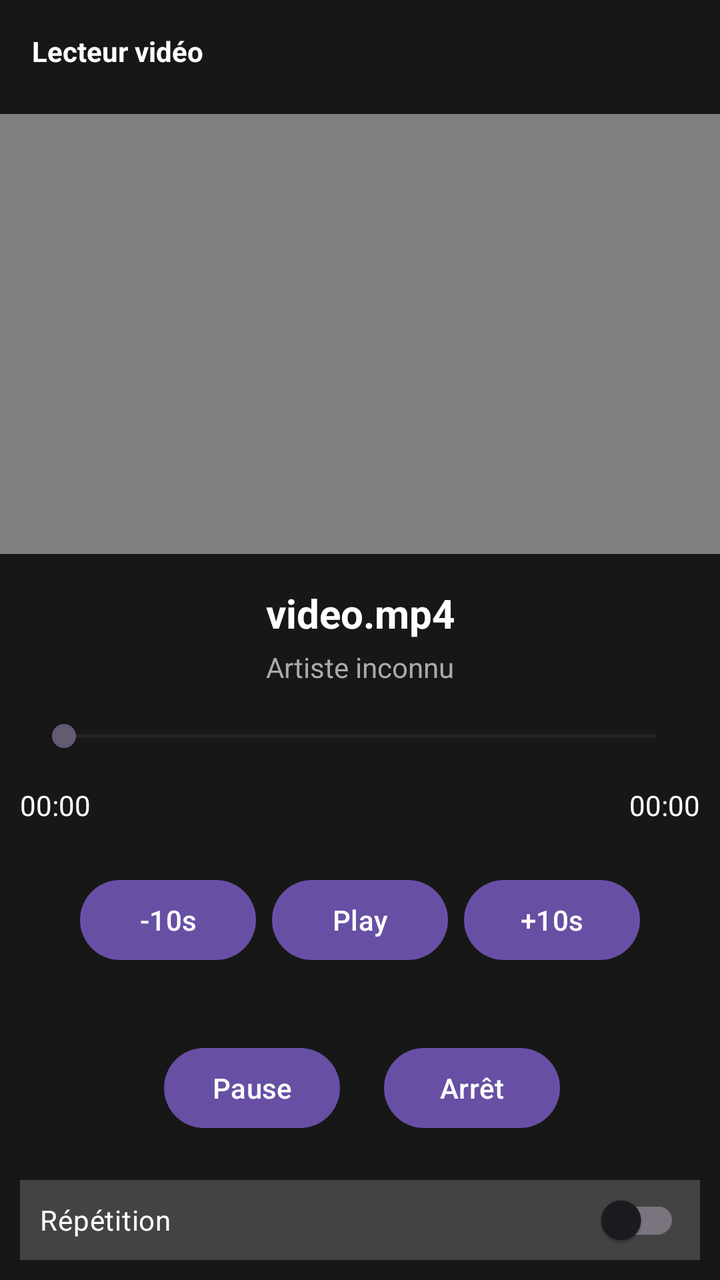
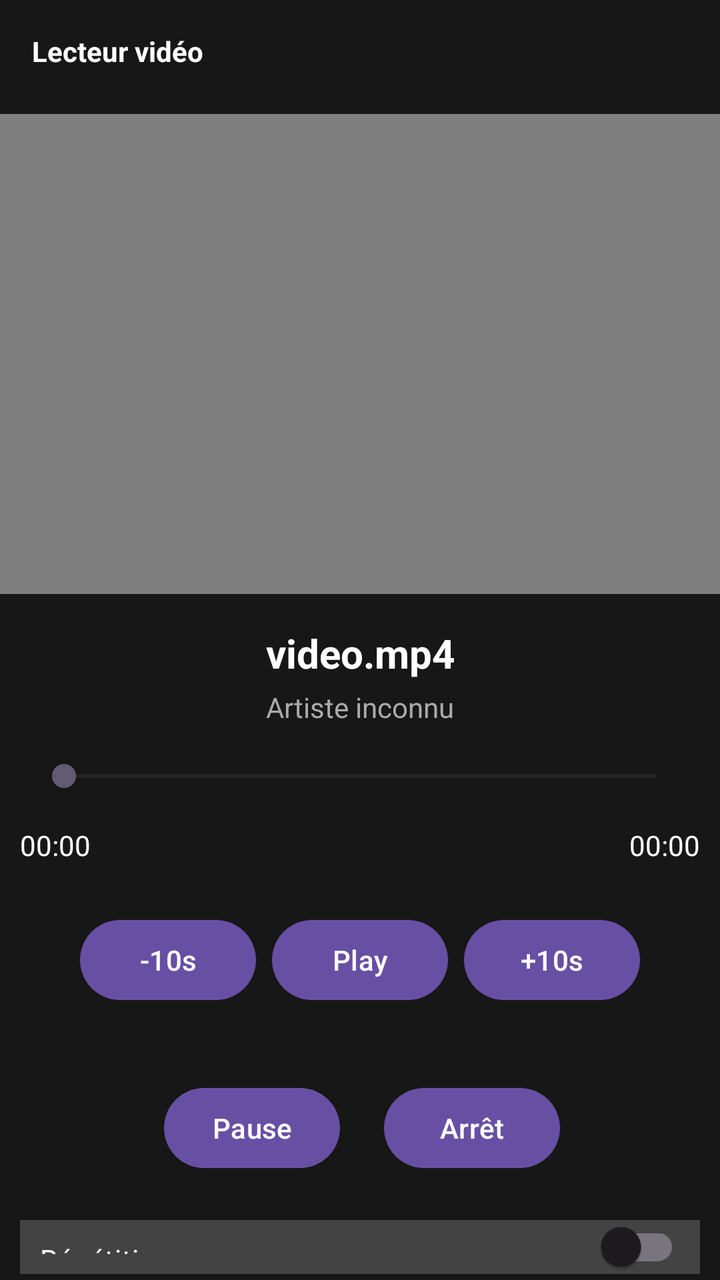

An Android layout rendered at two revisions. The XML below is the earlier revision; the diff shows what the commit changed to produce the second picture.
<!-- AndroidManifest.xml: application theme Theme.NovaPlayer -->
<!-- res/layout/lecteur_video.xml -->
<?xml version="1.0" encoding="utf-8"?>
<LinearLayout
    xmlns:android="http://schemas.android.com/apk/res/android"
    android:layout_width="match_parent"
    android:layout_height="match_parent"
    android:background="#171717"
    android:orientation="vertical">

    <TextView
        android:id="@+id/titre_video"
        android:layout_width="match_parent"
        android:layout_height="wrap_content"
        android:layout_marginBottom="6dp"
        android:padding="16dp"
        android:text="Lecteur vidéo"
        android:textColor="#ffffff"
        android:textStyle="bold" />

    <VideoView
        android:id="@+id/vue_video"
        android:layout_width="match_parent"
        android:layout_height="220dp"
        android:background="#000000" />

    <TextView
        android:id="@+id/titre_audio"
        android:layout_width="match_parent"
        android:layout_height="wrap_content"
        android:text="video.mp4"
        android:textColor="#FFFFFF"
        android:textSize="20sp"
        android:textStyle="bold"
        android:textAlignment="center"
        android:layout_marginTop="16dp" />

    <TextView
        android:id="@+id/artiste_audio"
        android:layout_width="match_parent"
        android:layout_height="wrap_content"
        android:text="Artiste inconnu"
        android:textColor="#AAAAAA"
        android:textSize="14sp"
        android:textAlignment="center"
        android:layout_marginTop="4dp" />


    <SeekBar
        android:id="@+id/seekbar"
        android:layout_width="match_parent"
        android:layout_height="wrap_content"
        android:layout_margin="16dp" />

    <LinearLayout
        android:layout_width="match_parent"
        android:layout_height="wrap_content"
        android:layout_marginStart="10dp"
        android:layout_marginEnd="10dp"
        android:orientation="horizontal">

        <TextView
            android:id="@+id/temps_actuel"
            android:layout_width="0dp"
            android:layout_height="wrap_content"
            android:layout_weight="1"
            android:text="00:00"
            android:textColor="#ffffff" />

        <TextView
            android:id="@+id/temps_total"
            android:layout_width="wrap_content"
            android:layout_height="wrap_content"
            android:text="00:00"
            android:textColor="#ffffff" />

    </LinearLayout>

    <LinearLayout
        android:layout_width="match_parent"
        android:layout_height="wrap_content"
        android:layout_marginTop="20dp"
        android:gravity="center"
        android:orientation="horizontal">

        <Button
            android:id="@+id/bouton_reculer"
            android:layout_width="wrap_content"
            android:layout_height="wrap_content"
            android:layout_margin="4dp"
            android:text="-10s" />

        <Button
            android:id="@+id/bouton_lecture"
            android:layout_width="wrap_content"
            android:layout_height="wrap_content"
            android:layout_margin="4dp"
            android:text="Play" />

        <Button
            android:id="@+id/bouton_avancer"
            android:layout_width="wrap_content"
            android:layout_height="wrap_content"
            android:layout_margin="4dp"
            android:text="+10s" />

    </LinearLayout>

    <LinearLayout
        android:layout_width="match_parent"
        android:layout_height="wrap_content"
        android:layout_marginTop="20dp"
        android:gravity="center"
        android:orientation="horizontal">

        <Button
            android:id="@+id/bouton_pause"
            android:layout_width="wrap_content"
            android:layout_height="wrap_content"
            android:layout_margin="12dp"
            android:text="Pause" />

        <Button
            android:id="@+id/bouton_arret"
            android:layout_width="wrap_content"
            android:layout_height="wrap_content"
            android:layout_margin="10dp"
            android:text="Arrêt" />

    </LinearLayout>

    <androidx.appcompat.widget.SwitchCompat
        android:id="@+id/option_repetition"
        android:layout_width="match_parent"
        android:layout_height="wrap_content"
        android:background="#434343"
        android:padding="10dp"
        android:text="Répétition"
        android:textColor="#ffffff"
        android:layout_margin="10dp"/>

    <androidx.appcompat.widget.SwitchCompat
        android:id="@+id/option_ecran_allumer"
        android:layout_width="match_parent"
        android:layout_height="wrap_content"
        android:background="#434343"
        android:text="Garder l'ecran allumé"
        android:textColor="#ffffff"
        android:padding="10dp"
        android:layout_margin="10dp"/>

</LinearLayout>
<!-- resources referenced by this layout -->
<resources>
  <style name="Theme.NovaPlayer" parent="Base.Theme.NovaPlayer" />
  <style name="Base.Theme.NovaPlayer" parent="Theme.Material3.DayNight.NoActionBar">
          
          
      </style>
</resources>

<!-- the commit's change to res/layout/lecteur_video.xml (unified diff, before → after) -->
@@ -19,7 +19,7 @@
     <VideoView
         android:id="@+id/vue_video"
         android:layout_width="match_parent"
-        android:layout_height="220dp"
+        android:layout_height="240dp"
         android:background="#000000" />
 
     <TextView
